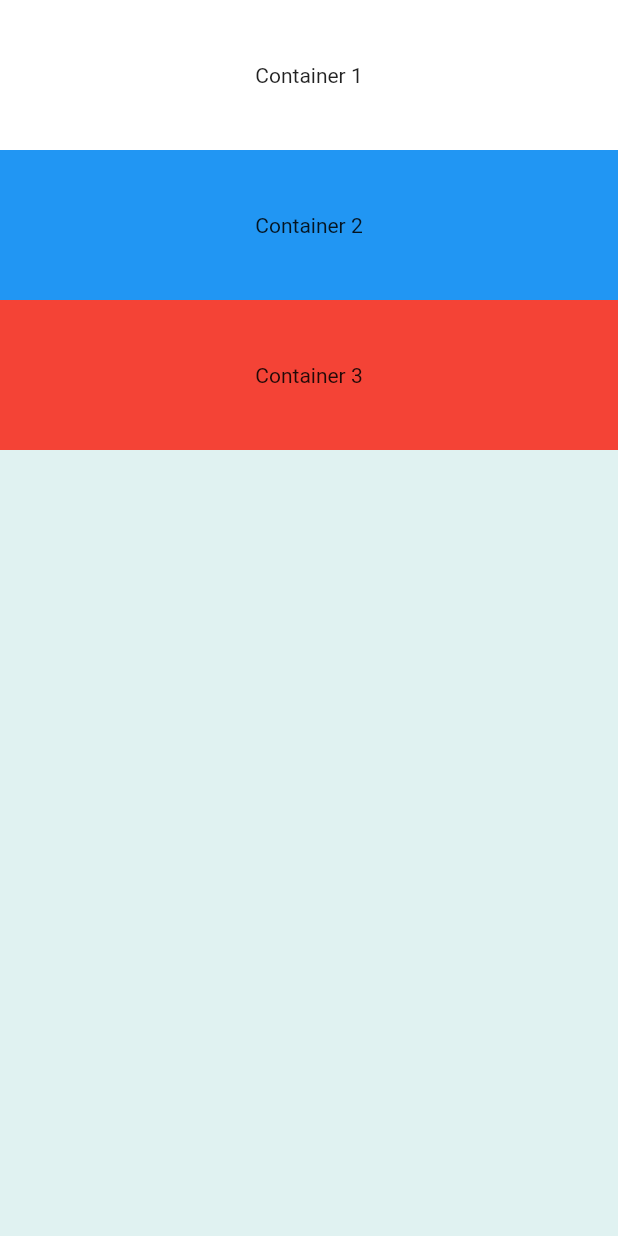
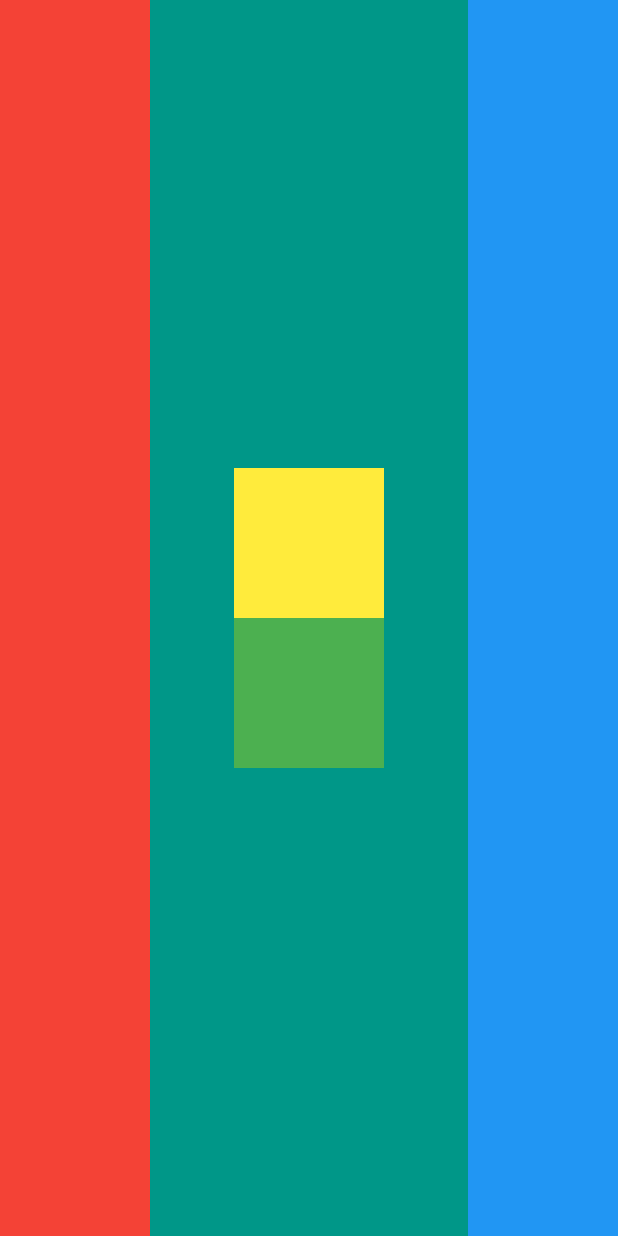
Before and after one commit to Alejandrehl/micard-app, a Flutter app: the screen it shows after launch, on a phone screen of 412 x 824 dp. Run offline on Flutter 3.47's test engine with Material 2 defaults, Android fonts, the phone set to English and light mode, and no system bars.

Commit message:
First challege complete

```diff
--- a/lib/main.dart
+++ b/lib/main.dart
@@ -10,34 +10,42 @@ class MyApp extends StatelessWidget {
   Widget build(BuildContext context) {
     return MaterialApp(
       home: Scaffold(
-        backgroundColor: Colors.teal[50],
+        backgroundColor: Colors.teal,
         body: SafeArea(
-          child: Column(
+          child: Row(
+            mainAxisAlignment: MainAxisAlignment.spaceBetween,
             crossAxisAlignment: CrossAxisAlignment.stretch,
             children: <Widget>[
               Container(
                 height: 100.0,
                 width: 100.0,
-                color: Colors.white,
+                color: Colors.red,
+              ),
+              Container(
+                height: 100.0,
+                width: 100.0,
                 child: Center(
-                  child: Text("Container 1"),
+                  child: Column(
+                    mainAxisAlignment: MainAxisAlignment.center,
+                    children: <Widget>[
+                      Container(
+                        height: 100.0,
+                        width: 100.0,
+                        color: Colors.yellow,
+                      ),
+                      Container(
+                        height: 100.0,
+                        width: 100.0,
+                        color: Colors.green,
+                      )
+                    ],
+                  ),
                 ),
               ),
               Container(
                 height: 100.0,
                 width: 100.0,
                 color: Colors.blue,
-                child: Center(
-                  child: Text("Container 2"),
-                ),
-              ),
-              Container(
-                height: 100.0,
-                width: 100.0,
-                color: Colors.red,
-                child: Center(
-                  child: Text("Container 3"),
-                ),
               ),
             ],
           ),
```
